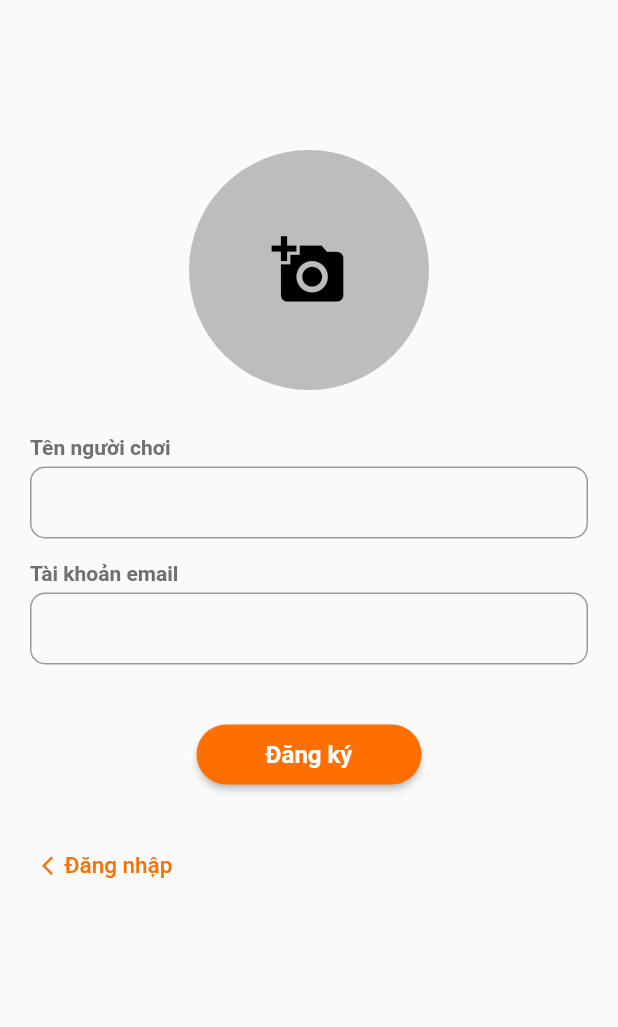
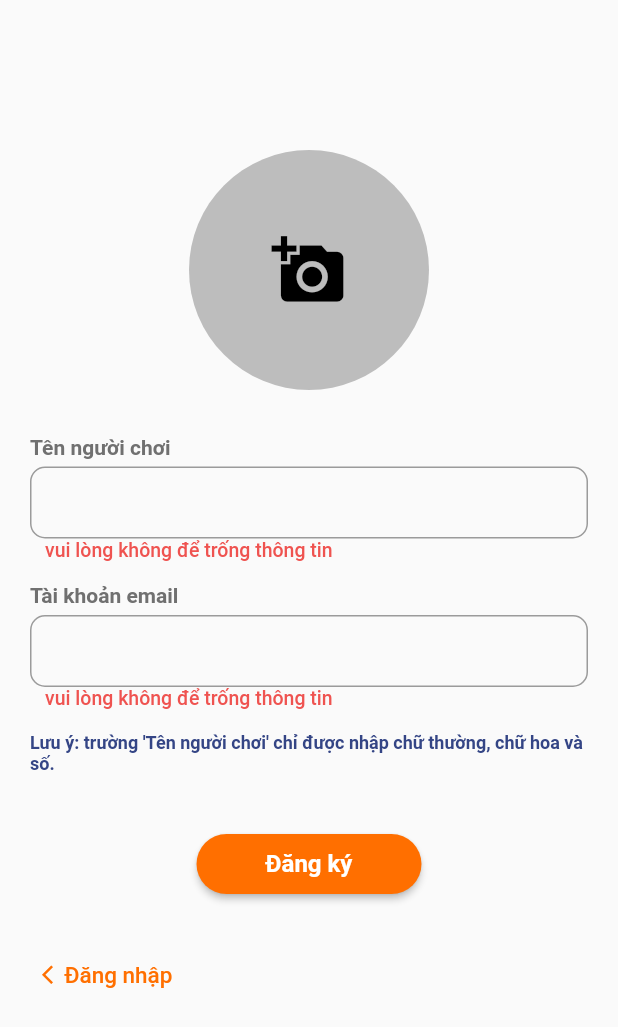
Before and after one commit to TaoQuangChinh/caro, a Flutter app: the RegisterView screen opened by its route, after a tap on "Đăng ký", on a phone screen of 412 x 824 dp. Shown: the top 1027 px of the screen. Run offline on Flutter 3.47's test engine with Material 2 defaults, Android fonts, the phone set to English and light mode, and no system bars; our stand-ins replace cached_network_image, device_info_plus, dio, firebase_core, firebase_storage, get and 2 more; missing offline and left inert: cross_scroll; accounts and stored records are empty; network calls fail; Roboto replaces fonts that are missing (NotoSansJP).

Commit message:
update game

```diff
--- a/games_caro/lib/app/common/config.dart
+++ b/games_caro/lib/app/common/config.dart
@@ -21,6 +21,8 @@ const MSG_ERR_ADMIN = 'Có một lỗi xảy ra, vui lòng liên hệ với admi
 const MSG_SYSTEM_HANDLE =
     'Lỗi trong quá trình xử lý hệ thống. Vui lòng khởi động lại ứng dụng...';
 const MSG_SAVE_FILE = 'Có một lỗi xảy ra trong quá trình lưu file.';
+const MSG_FORMAT_PASS =
+    'mật khẩu không đúng định dạng:\n- mật khẩu chứa ít nhất 1 chữ thường.\n- mật khẩu chứa ít nhất 1 chữ hoa.\n- mật khẩu chứ ít nhất 1 số.\n- mật khẩu chứa ít nhất 1 kí tự.';
 
 // config message log
 const MSG_LOG = '<***>@<***>';
--- a/games_caro/lib/app/modules/auth/auth_controller.dart
+++ b/games_caro/lib/app/modules/auth/auth_controller.dart
@@ -55,12 +55,14 @@ class AuthController extends GetxController {
           if (totalDevice == 1 && user.value.saveAccount == '1') {
             Get.offNamed(Routes.HOME);
           } else {
-            Get.offNamed(Routes.REGISTER);
+            Get.offNamed(Routes.LOGIN);
           }
         }
+      } else {
+        Utils.messError(res.data['message']);
       }
     }).catchError((err) {
-      //_log.severe(MSG_LOG);
+      _log.e('Device: $err');
       Utils.messWarning(MSG_ERR_ADMIN);
     });
   }
--- a/games_caro/lib/app/modules/change_pass/views/verifi_code_screen.dart
+++ b/games_caro/lib/app/modules/change_pass/views/verifi_code_screen.dart
@@ -1,4 +1,5 @@
 import 'package:flutter/material.dart';
+import 'package:flutter/services.dart';
 import 'package:games_caro/app/common/config.dart';
 import 'package:games_caro/app/common/primary_style.dart';
 import 'package:games_caro/app/modules/change_pass/controllers/change_pass_controller.dart';
@@ -21,6 +22,8 @@ class VerifiCodeScreen extends StatelessWidget {
               title: 'mã xác thực',
               controller: _.inputVerifiCode,
               maxLength: 6,
+              keyboardType: TextInputType.number,
+              inputFormatters: [FilteringTextInputFormatter.digitsOnly],
               err: ''),
           const SizedBox(height: 5),
           Align(
--- a/games_caro/lib/app/modules/login/controllers/list_account_controller.dart
+++ b/games_caro/lib/app/modules/login/controllers/list_account_controller.dart
@@ -9,12 +9,14 @@ import 'package:games_caro/app/modules/login/views/body/body_bottom_sheet.dart';
 import 'package:games_caro/app/routes/app_pages.dart';
 import 'package:games_caro/app/utils/utils.dart';
 import 'package:get/get.dart';
+import 'package:logger/logger.dart';
 
 class ListAccountController extends GetxController
     with GetTickerProviderStateMixin {
   final isLoading = false.obs;
   final listAccount = <UserModel>[].obs;
 
+  final _log = Logger();
   final AuthController authController = Get.find();
   final ChangePassController changePassController = Get.find();
   late final AnimationController _aniController =
@@ -60,6 +62,7 @@ class ListAccountController extends GetxController
         Utils.messError(res.data['message']);
       }
     }).catchError((err) {
+      _log.e('Device: $err');
       Utils.messWarning(MSG_ERR_ADMIN);
     });
   }
--- a/games_caro/lib/app/modules/register/controllers/register_controller.dart
+++ b/games_caro/lib/app/modules/register/controllers/register_controller.dart
@@ -21,6 +21,7 @@ class RegisterController extends GetxController {
   final isLoadImage = false.obs;
   final isLoading = false.obs;
   final listError = ["", ""].obs;
+  final reg = '[a-zA-Z0-9]';
 
   final _log = Logger();
   final uuid = Uuid();
@@ -50,14 +51,14 @@ class RegisterController extends GetxController {
     if (inputNameGame.text.trim().isEmpty) {
       listError[0] = "vui lòng không để trống thông tin";
       result = false;
-    } else if (inputNameGame.text.length > 10) {
-      listError[0] = "nick name không quá 10 ký tự";
+    } else if (inputNameGame.text.length > 100) {
+      listError[0] = "nick name không quá 100 ký tự";
       result = false;
     }
     if (inputEmail.text.trim().isEmpty) {
       listError[1] = "vui lòng không để trống thông tin";
       result = false;
-    } else if (!inputEmail.text.trim().isEmail) {
+    } else if (!inputEmail.text.isEmail) {
       listError[1] = "địa chỉ email không hợp lệ";
       result = false;
     }
@@ -66,15 +67,14 @@ class RegisterController extends GetxController {
   }
 
   Future<void> submit() async {
-    // if (!validator()) return;
-    // final uui = uuid.v4();
-    // isLoading.value = true;
-    // if (fileImage.value.path != '') {
-    //   await handleAddImageToStore(uui);
-    // } else {
-    //   await registerAccount(uui);
-    // }
-    _log.d(MSG_LOG.replaceFirst("@", 'abc', 6));
+    if (!validator()) return;
+    final uui = uuid.v4();
+    isLoading.value = true;
+    if (fileImage.value.path != '') {
+      await handleAddImageToStore(uui);
+    } else {
+      await registerAccount(uui);
+    }
   }
 
   void clearData() {
@@ -111,7 +111,7 @@ class RegisterController extends GetxController {
       }
       update();
     } on PlatformException catch (err) {
-      //_log.severe("<**Image Picker: $err**>");
+      _log.e("Image: $err");
       Utils.messWarning(MSG_SYSTEM_HANDLE);
     }
   }
@@ -122,8 +122,7 @@ class RegisterController extends GetxController {
     if (res.file != null) {
       fileImage.value = File(res.file!.path);
     } else {
-      //_log.severe(
-      //    "<**Image Picker(retrieveLostData): ${res.exception!.code}**>");
+      _log.e("Image(retrieveLostData): ${res.exception!.code}");
       Utils.messWarning(MSG_SYSTEM_HANDLE);
     }
     update();
@@ -140,7 +139,7 @@ class RegisterController extends GetxController {
           .then((value) async => await registerAccount(id, urlImage: value));
     }).catchError((err) {
       isLoading.value = false;
-      //_log.severe('<**Fire Store: $err**>');
+      _log.e('Fire Store: $err');
       Utils.messWarning(MSG_SAVE_FILE);
     });
   }
--- a/games_caro/lib/app/modules/register/views/body/body_register.dart
+++ b/games_caro/lib/app/modules/register/views/body/body_register.dart
@@ -1,4 +1,5 @@
 import 'package:flutter/material.dart';
+import 'package:flutter/services.dart';
 import 'package:games_caro/app/common/config.dart';
 import 'package:games_caro/app/common/primary_style.dart';
 import 'package:games_caro/app/modules/register/controllers/register_controller.dart';
@@ -33,6 +34,9 @@ class BodyRegister extends StatelessWidget {
             Obx(() => CustomInput(
                   controller: controller.inputNameGame,
                   title: 'Tên người chơi',
+                  inputFormatters: [
+                    FilteringTextInputFormatter.allow(RegExp(controller.reg))
+                  ],
                   err: controller.listError[0],
                 )),
             const SizedBox(height: 15),
@@ -41,6 +45,10 @@ class BodyRegister extends StatelessWidget {
                   title: 'Tài khoản email',
                   err: controller.listError[1],
                 )),
+            const SizedBox(height: 15),
+            Text(
+                "Lưu ý: trường 'Tên người chơi' chỉ được nhập chữ thường, chữ hoa và số.",
+                style: PrimaryStyle.medium(12, color: kIndigoBlueColor900)),
             const SizedBox(height: 40),
             Obx(() => ButtonLoading(
                 height: 40,
--- a/games_caro/lib/app/widget/custom_input.dart
+++ b/games_caro/lib/app/widget/custom_input.dart
@@ -1,4 +1,5 @@
 import 'package:flutter/material.dart';
+import 'package:flutter/services.dart';
 import 'package:games_caro/app/common/config.dart';
 import 'package:games_caro/app/common/primary_style.dart';
 
@@ -9,13 +10,17 @@ class CustomInput extends StatelessWidget {
       required this.err,
       this.title = '',
       this.colorTitle = kBodyText,
-      this.maxLength})
+      this.maxLength,
+      this.inputFormatters,
+      this.keyboardType})
       : super(key: key);
 
   final TextEditingController controller;
   final String title, err;
   final Color colorTitle;
   final int? maxLength;
+  final List<TextInputFormatter>? inputFormatters;
+  final TextInputType? keyboardType;
 
   @override
   Widget build(BuildContext context) {
@@ -28,10 +33,11 @@ class CustomInput extends StatelessWidget {
           controller: controller,
           style: PrimaryStyle.normal(color: kBodyText, 16),
           maxLength: maxLength,
+          inputFormatters: inputFormatters,
+          keyboardType: keyboardType ?? TextInputType.visiblePassword,
           decoration: InputDecoration(
               counter: const SizedBox.shrink(),
-              contentPadding:
-                  const EdgeInsets.symmetric(horizontal: 15, vertical: 0),
+              contentPadding: const EdgeInsets.symmetric(horizontal: 15),
               border: OutlineInputBorder(
                   borderRadius: BorderRadius.circular(10),
                   borderSide: const BorderSide(width: 1)),
@@ -42,7 +48,7 @@ class CustomInput extends StatelessWidget {
         ),
         if (err.isNotEmpty) ...[
           Padding(
-            padding: const EdgeInsets.only(top: 5, left: 10),
+            padding: const EdgeInsets.only(left: 10),
             child:
                 Text(err, style: PrimaryStyle.normal(13, color: kRedColor400)),
           )
```
Also changed, not shown: games_caro/lib/app/modules/change_pass/controllers/change_pass_controller.dart (+16 -16 lines), games_caro/lib/app/modules/login/controllers/login_controller.dart (+5 -2 lines), games_caro/lib/app/utils/utils.dart (+8 -1 lines), games_caro/lib/main.dart (+14 -6 lines).
